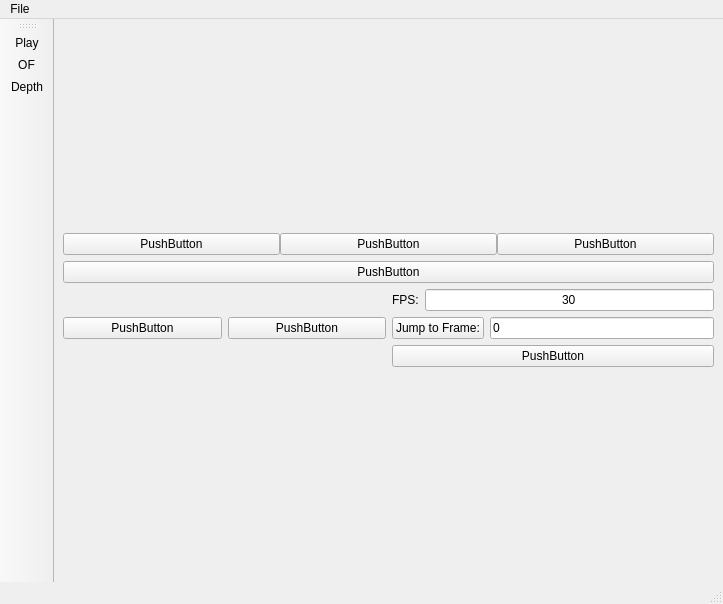
The window that application/mainwindow.ui (kevinhartyanyi/BSC-Thesis) describes before a commit, drawn with Qt 5.
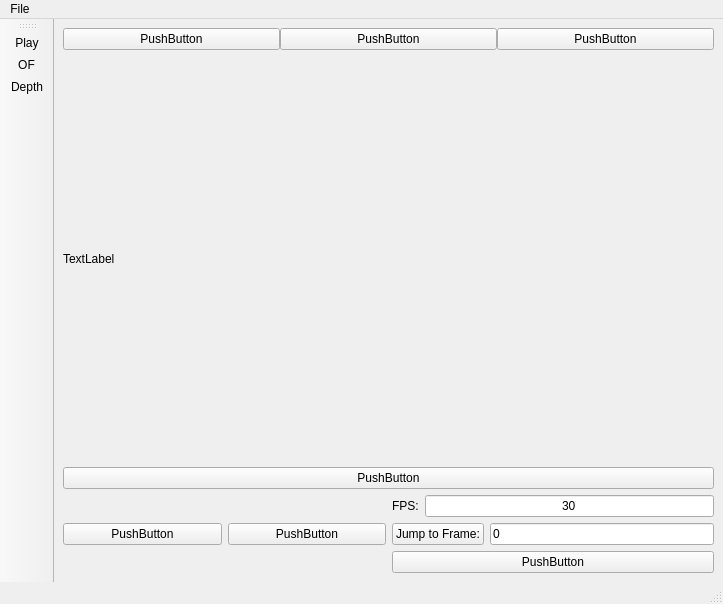
The same window after the commit. Custom widgets are drawn as their Qt base class.

```diff
--- a/application/mainwindow.ui
+++ b/application/mainwindow.ui
@@ -25,7 +25,7 @@
            <number>0</number>
           </property>
           <item>
-           <widget class="ImageButton" name="b_video_left">
+           <widget class="QPushButton" name="b_video_left">
             <property name="sizePolicy">
              <sizepolicy hsizetype="Minimum" vsizetype="Fixed">
               <horstretch>0</horstretch>
@@ -53,6 +53,13 @@
           </item>
          </layout>
         </item>
+        <item>
+         <widget class="QLabel" name="l_description">
+          <property name="text">
+           <string>TextLabel</string>
+          </property>
+         </widget>
+        </item>
         <item>
          <widget class="QPushButton" name="b_video_down">
           <property name="text">
@@ -239,13 +246,6 @@
    </property>
   </action>
  </widget>
- <customwidgets>
-  <customwidget>
-   <class>ImageButton</class>
-   <extends>QPushButton</extends>
-   <header>imagebutton.h</header>
-  </customwidget>
- </customwidgets>
  <resources/>
  <connections>
   <connection>
```
